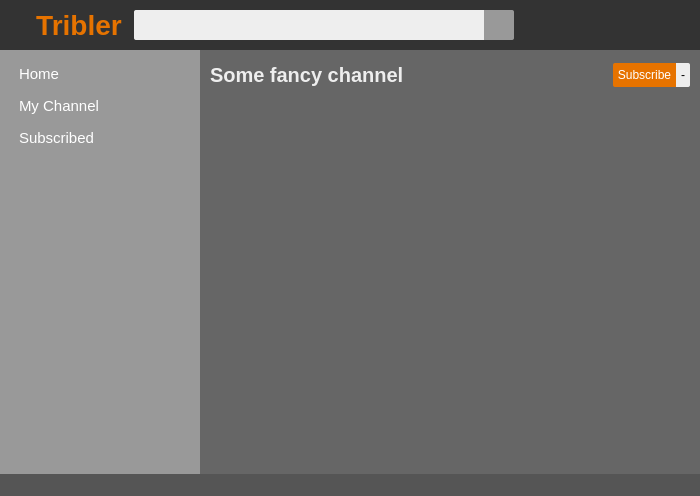
Old version of the form TriblerGUI/qt_resources/mainwindow.ui in the repository devos50/TriblerGUI.
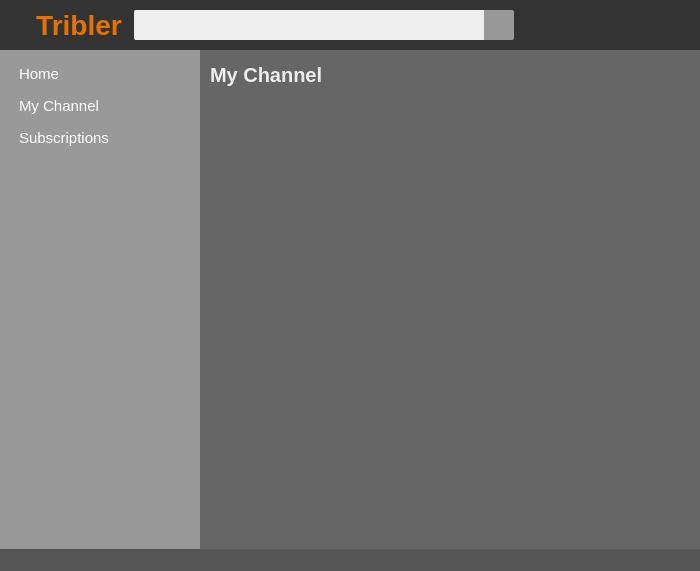
New version of the form. The open tabs and pages were chosen to show the change. Icons and pictures are not drawn. Custom widgets are drawn as their Qt base class.

Commit message: Created a seperate page for home

```diff
--- a/TriblerGUI/qt_resources/mainwindow.ui
+++ b/TriblerGUI/qt_resources/mainwindow.ui
@@ -7,7 +7,7 @@
     <x>0</x>
     <y>0</y>
     <width>700</width>
-    <height>496</height>
+    <height>571</height>
    </rect>
   </property>
   <property name="sizePolicy">
@@ -509,7 +509,7 @@
 }</string>
               </property>
               <property name="text">
-               <string>Subscribed</string>
+               <string>Subscriptions</string>
               </property>
              </widget>
             </item>
@@ -537,6 +537,150 @@
         <property name="currentIndex">
          <number>1</number>
         </property>
+        <widget class="QWidget" name="home_page">
+         <layout class="QVBoxLayout" name="verticalLayout">
+          <property name="leftMargin">
+           <number>0</number>
+          </property>
+          <property name="topMargin">
+           <number>0</number>
+          </property>
+          <property name="rightMargin">
+           <number>0</number>
+          </property>
+          <property name="bottomMargin">
+           <number>0</number>
+          </property>
+          <item>
+           <spacer name="verticalSpacer_2">
+            <property name="orientation">
+             <enum>Qt::Vertical</enum>
+            </property>
+            <property name="sizeHint" stdset="0">
+             <size>
+              <width>20</width>
+              <height>40</height>
+             </size>
+            </property>
+           </spacer>
+          </item>
+         </layout>
+        </widget>
+        <widget class="QWidget" name="my_channel">
+         <layout class="QVBoxLayout" name="verticalLayout">
+          <property name="leftMargin">
+           <number>0</number>
+          </property>
+          <property name="topMargin">
+           <number>0</number>
+          </property>
+          <property name="rightMargin">
+           <number>0</number>
+          </property>
+          <property name="bottomMargin">
+           <number>0</number>
+          </property>
+          <item>
+           <widget class="QWidget" name="my_channel_header" native="true">
+            <property name="sizePolicy">
+             <sizepolicy hsizetype="Preferred" vsizetype="Preferred">
+              <horstretch>0</horstretch>
+              <verstretch>0</verstretch>
+             </sizepolicy>
+            </property>
+            <property name="minimumSize">
+             <size>
+              <width>0</width>
+              <height>0</height>
+             </size>
+            </property>
+            <property name="maximumSize">
+             <size>
+              <width>16777215</width>
+              <height>16777215</height>
+             </size>
+            </property>
+            <layout class="QHBoxLayout" name="horizontalLayout_7">
+             <property name="spacing">
+              <number>0</number>
+             </property>
+             <property name="leftMargin">
+              <number>0</number>
+             </property>
+             <property name="topMargin">
+              <number>0</number>
+             </property>
+             <property name="rightMargin">
+              <number>0</number>
+             </property>
+             <property name="bottomMargin">
+              <number>0</number>
+             </property>
+             <item>
+              <spacer name="horizontalSpacer_8">
+               <property name="orientation">
+                <enum>Qt::Horizontal</enum>
+               </property>
+               <property name="sizeType">
+                <enum>QSizePolicy::Fixed</enum>
+               </property>
+               <property name="sizeHint" stdset="0">
+                <size>
+                 <width>10</width>
+                 <height>20</height>
+                </size>
+               </property>
+              </spacer>
+             </item>
+             <item>
+              <widget class="QLabel" name="my_channel_name_label">
+               <property name="sizePolicy">
+                <sizepolicy hsizetype="Preferred" vsizetype="Fixed">
+                 <horstretch>0</horstretch>
+                 <verstretch>0</verstretch>
+                </sizepolicy>
+               </property>
+               <property name="minimumSize">
+                <size>
+                 <width>0</width>
+                 <height>50</height>
+                </size>
+               </property>
+               <property name="maximumSize">
+                <size>
+                 <width>16777215</width>
+                 <height>50</height>
+                </size>
+               </property>
+               <property name="styleSheet">
+                <string notr="true">color: #eee;
+background-color: transparent;
+font-size: 20px;
+font-weight: bold;</string>
+               </property>
+               <property name="text">
+                <string>My Channel</string>
+               </property>
+              </widget>
+             </item>
+            </layout>
+           </widget>
+          </item>
+          <item>
+           <spacer name="verticalSpacer_2">
+            <property name="orientation">
+             <enum>Qt::Vertical</enum>
+            </property>
+            <property name="sizeHint" stdset="0">
+             <size>
+              <width>20</width>
+              <height>40</height>
+             </size>
+            </property>
+           </spacer>
+          </item>
+         </layout>
+        </widget>
         <widget class="QWidget" name="channels_overview">
          <layout class="QVBoxLayout" name="verticalLayout">
           <property name="leftMargin">
```
Left out of the diff: 2 changed lines with no effect on the pictures. The commit also changes 1 other file.
